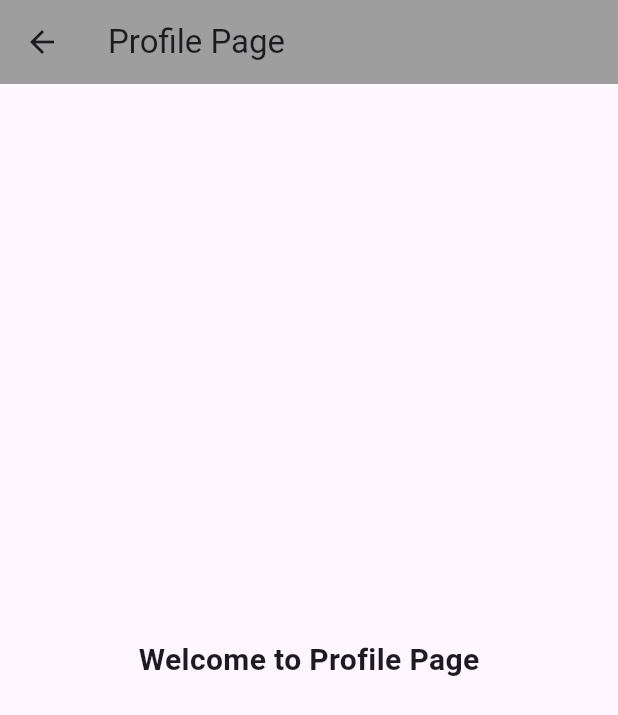
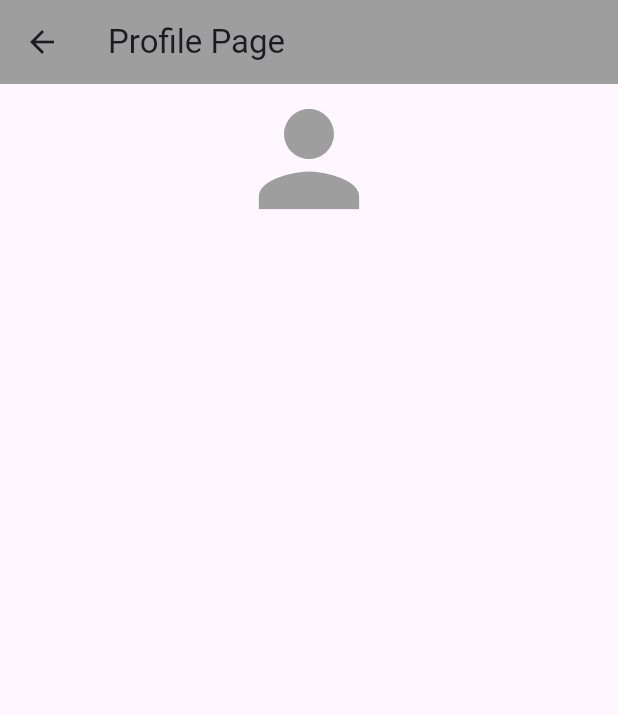
Before and after one commit to TahaMike/NewRepo, a Flutter app: the screen it shows after launch, in the side drawer, after a tap on "Profile", on a phone screen of 412 x 824 dp. Shown: the top 715 px of the screen. Run offline on Flutter 3.47's test engine with Material 3 defaults, Android fonts, the phone set to English and light mode, and no system bars.

Commit message:
new codes

```diff
--- a/lib/pages/home_page.dart
+++ b/lib/pages/home_page.dart
@@ -43,6 +43,10 @@ class _HomePageState extends State<HomePage> {
               },
             ),
             ListTile(
+              trailing: const Hero(
+                tag: 'profile',
+                child: Icon(Icons.person),
+              ),
               title: const Text('Profile'),
               onTap: () {
                 Navigator.pop(context);
--- a/lib/pages/profile_page.dart
+++ b/lib/pages/profile_page.dart
@@ -16,15 +16,17 @@ class _ProfilePageState extends State<ProfilePage> {
         backgroundColor: Colors.grey,
       ),
       body: const Center(
-        child: Padding(
-          padding: EdgeInsets.all(20),
-          child: Text(
-            'Welcome to Profile Page',
-            style: TextStyle(
-              fontSize: 20,
-              fontWeight: FontWeight.bold,
+        child: Column(
+          children: <Widget>[
+            Hero(
+              tag: 'profile',
+              child: Icon(
+                Icons.person,
+                size: 100,
+                color: Colors.grey,
+              ),
             ),
-          ),
+          ],
         ),
       ),
     );
```
